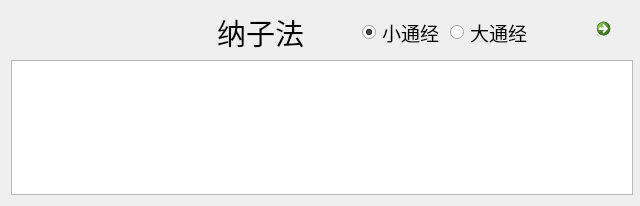
This is page_NaZi.ui in pejoypan/ZiWuLiuZhu as Qt 5 draws it before an edit. The edited form follows.
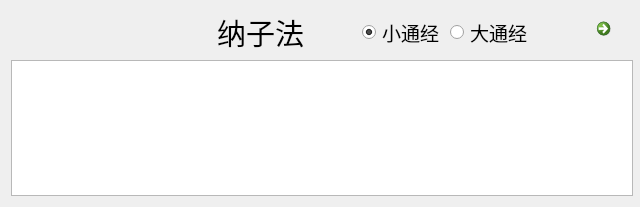
This is the edited form.

Commit message: modify font to Arial to adapt macOS

The edit to the form file:
```diff
--- a/page_NaZi.ui
+++ b/page_NaZi.ui
@@ -7,7 +7,7 @@
     <x>0</x>
     <y>0</y>
     <width>640</width>
-    <height>197</height>
+    <height>207</height>
    </rect>
   </property>
   <property name="minimumSize">
@@ -22,6 +22,11 @@
     <height>16777215</height>
    </size>
   </property>
+  <property name="font">
+   <font>
+    <family>Arial</family>
+   </font>
+  </property>
   <property name="windowTitle">
    <string>Form</string>
   </property>
@@ -179,6 +184,7 @@
      </property>
      <property name="font">
       <font>
+       <family>Arial</family>
        <pointsize>12</pointsize>
       </font>
      </property>
```
Left out of the diff: 3 changed lines with no effect on the pictures. The commit also changes 14 other files.
